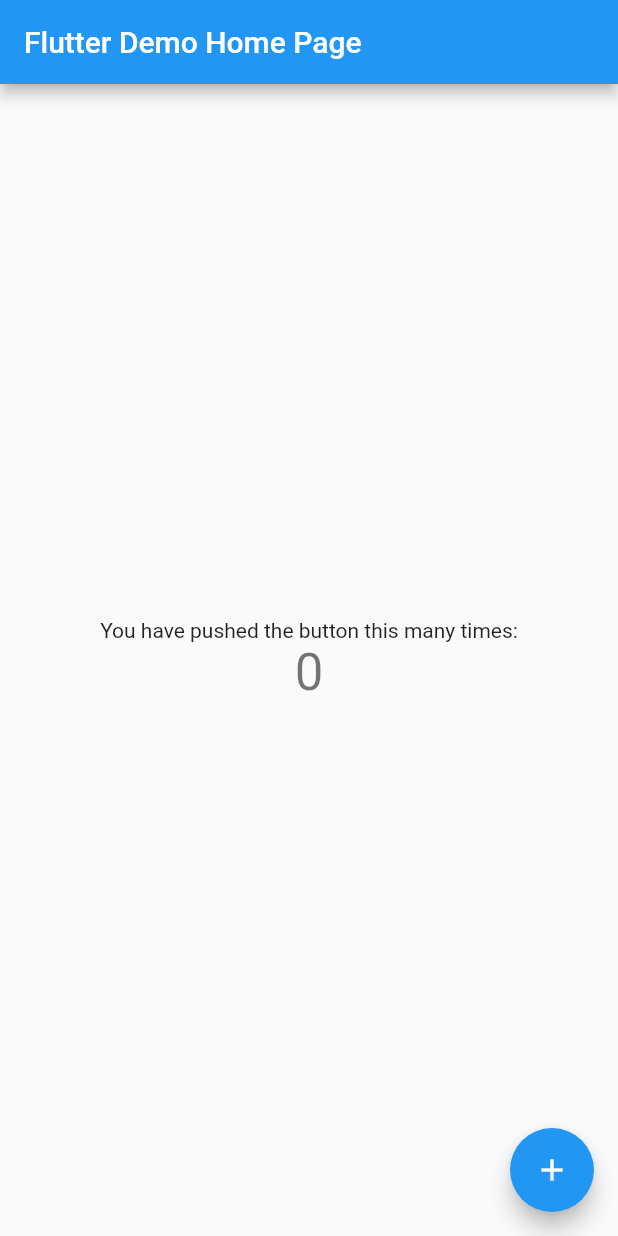
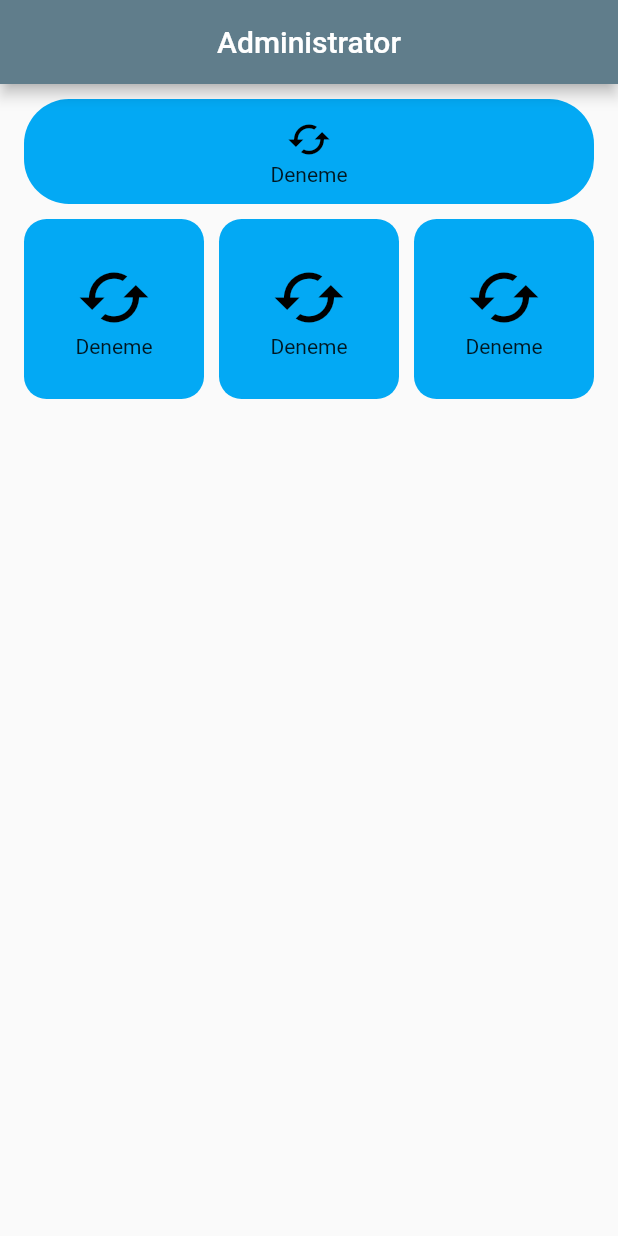
Before and after one commit to rootate/MyBakery, a Flutter app: the screen it shows after launch, on a phone screen of 412 x 824 dp. Run offline on Flutter 3.47's test engine with Material 2 defaults, Android fonts, the phone set to English and light mode, and no system bars.

Commit message:
Add addministrator page

```diff
--- a/lib/main.dart
+++ b/lib/main.dart
@@ -1,117 +1,21 @@
 import 'package:flutter/material.dart';
+import 'screens/home.dart';
 
 void main() {
   runApp(MyApp());
 }
 
 class MyApp extends StatelessWidget {
-  // This widget is the root of your application.
   @override
   Widget build(BuildContext context) {
     return MaterialApp(
+      debugShowCheckedModeBanner: false,
       title: 'Flutter Demo',
       theme: ThemeData(
-        // This is the theme of your application.
-        //
-        // Try running your application with "flutter run". You'll see the
-        // application has a blue toolbar. Then, without quitting the app, try
-        // changing the primarySwatch below to Colors.green and then invoke
-        // "hot reload" (press "r" in the console where you ran "flutter run",
-        // or simply save your changes to "hot reload" in a Flutter IDE).
-        // Notice that the counter didn't reset back to zero; the application
-        // is not restarted.
         primarySwatch: Colors.blue,
-        // This makes the visual density adapt to the platform that you run
-        // the app on. For desktop platforms, the controls will be smaller and
-        // closer together (more dense) than on mobile platforms.
         visualDensity: VisualDensity.adaptivePlatformDensity,
       ),
-      home: MyHomePage(title: 'Flutter Demo Home Page'),
+      home: Home(),
     );
   }
 }
-
-class MyHomePage extends StatefulWidget {
-  MyHomePage({Key key, this.title}) : super(key: key);
-
-  // This widget is the home page of your application. It is stateful, meaning
-  // that it has a State object (defined below) that contains fields that affect
-  // how it looks.
-
-  // This class is the configuration for the state. It holds the values (in this
-  // case the title) provided by the parent (in this case the App widget) and
-  // used by the build method of the State. Fields in a Widget subclass are
-  // always marked "final".
-
-  final String title;
-
-  @override
-  _MyHomePageState createState() => _MyHomePageState();
-}
-
-class _MyHomePageState extends State<MyHomePage> {
-  int _counter = 0;
-
-  void _incrementCounter() {
-    setState(() {
-      // This call to setState tells the Flutter framework that something has
-      // changed in this State, which causes it to rerun the build method below
-      // so that the display can reflect the updated values. If we changed
-      // _counter without calling setState(), then the build method would not be
-      // called again, and so nothing would appear to happen.
-      _counter++;
-    });
-  }
-
-  @override
-  Widget build(BuildContext context) {
-    // This method is rerun every time setState is called, for instance as done
-    // by the _incrementCounter method above.
-    //
-    // The Flutter framework has been optimized to make rerunning build methods
-    // fast, so that you can just rebuild anything that needs updating rather
-    // than having to individually change instances of widgets.
-    return Scaffold(
-      appBar: AppBar(
-        // Here we take the value from the MyHomePage object that was created by
-        // the App.build method, and use it to set our appbar title.
-        title: Text(widget.title),
-      ),
-      body: Center(
-        // Center is a layout widget. It takes a single child and positions it
-        // in the middle of the parent.
-        child: Column(
-          // Column is also a layout widget. It takes a list of children and
-          // arranges them vertically. By default, it sizes itself to fit its
-          // children horizontally, and tries to be as tall as its parent.
-          //
-          // Invoke "debug painting" (press "p" in the console, choose the
-          // "Toggle Debug Paint" action from the Flutter Inspector in Android
-          // Studio, or the "Toggle Debug Paint" command in Visual Studio Code)
-          // to see the wireframe for each widget.
-          //
-          // Column has various properties to control how it sizes itself and
-          // how it positions its children. Here we use mainAxisAlignment to
-          // center the children vertically; the main axis here is the vertical
-          // axis because Columns are vertical (the cross axis would be
-          // horizontal).
-          mainAxisAlignment: MainAxisAlignment.center,
-          children: <Widget>[
-            Text(
-              'You have pushed the button this many times:',
-            ),
-            Text(
-              '$_counter',
-              style: Theme.of(context).textTheme.headline4,
-            ),
-          ],
-        ),
-      ),
-      floatingActionButton: FloatingActionButton(
-        onPressed: _incrementCounter,
-        tooltip: 'Increment',
-        child: Icon(Icons.add),
-      ), // This trailing comma makes auto-formatting nicer for build methods.
-    );
-  }
-}
--- /dev/null
+++ b/lib/screens/home.dart
@@ -0,0 +1,81 @@
+import 'package:flutter/material.dart';
+
+class Home extends StatelessWidget {
+  @override
+  Widget build(BuildContext context) {
+    return Scaffold(
+      appBar: AppBar(
+        title: Text("Administrator"),
+        centerTitle: true,
+        backgroundColor: Colors.blueGrey,
+      ),
+      body: SafeArea(
+        child: Expanded(
+          child: Padding(
+            padding: const EdgeInsets.only(top: 10),
+            child: Column(
+              children: [
+                myBox2(),
+                SizedBox(height: 10),
+                Row(
+                  mainAxisAlignment: MainAxisAlignment.center,
+                  children: [
+                    myBox(),
+                    SizedBox(width: 10),
+                    myBox(),
+                    SizedBox(width: 10),
+                    myBox(),
+                  ],
+                ),
+              ],
+            ),
+          ),
+        ),
+      ),
+    );
+  }
+}
+
+Widget myBox(){
+  return Container(
+    alignment: Alignment.topRight,
+    decoration: BoxDecoration(color: Colors.lightBlue,borderRadius: BorderRadius.all(Radius.circular(15.0))),
+    width: 120,
+    height: 120,
+    child: Center(
+      child: Column(
+        mainAxisAlignment: MainAxisAlignment.center,
+        children: [
+          Icon(
+            Icons.cached_sharp,
+            color: Colors.black,
+            size: 50,
+          ),
+          Text("Deneme")
+        ],
+      ),
+    ),
+  );
+}
+
+Widget myBox2(){
+  return Container(
+    alignment: Alignment.topRight,
+    decoration: BoxDecoration(color: Colors.lightBlue,borderRadius: BorderRadius.all(Radius.circular(30.0))),
+    width: 380,
+    height: 70,
+    child: Center(
+      child: Column(
+        mainAxisAlignment: MainAxisAlignment.center,
+        children: [
+          Icon(
+            Icons.cached_sharp,
+            color: Colors.black,
+            size: 30,
+          ),
+          Text("Deneme")
+        ],
+      ),
+    ),
+  );
+}
```
